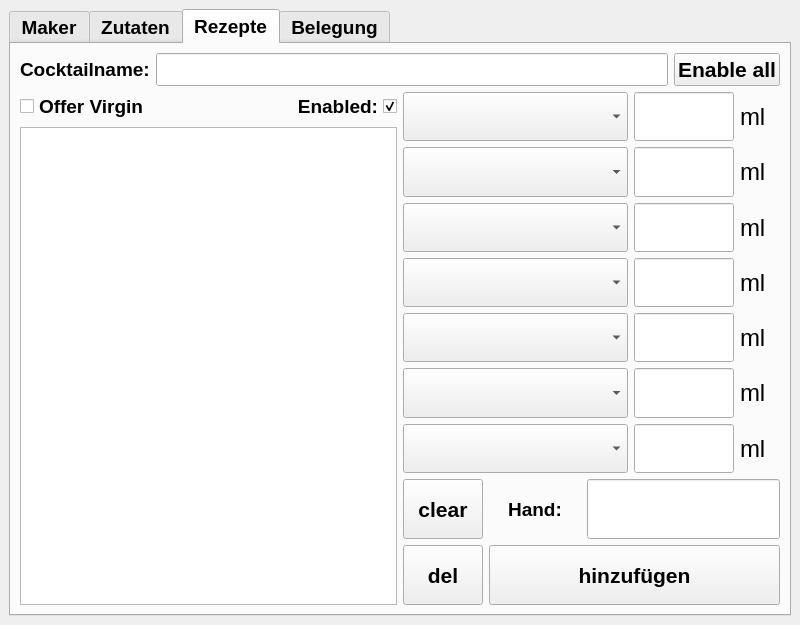
The window that src/ui_elements/cocktailmanager.ui (AndreWohnsland/CocktailBerry) describes before a commit, drawn with Qt 5.
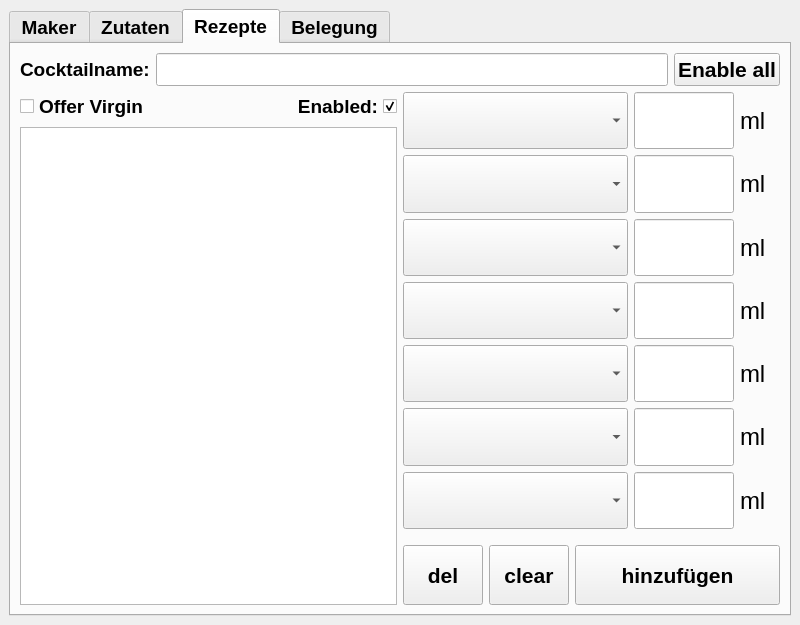
The same window after the commit. The open tabs and pages were chosen to show the change. Custom widgets are drawn as their Qt base class.

Commit message: Made virgin checkbox bigger

The edit to the form file:
```diff
--- a/src/ui_elements/cocktailmanager.ui
+++ b/src/ui_elements/cocktailmanager.ui
@@ -2054,35 +2054,6 @@
               </item>
               <item>
                <layout class="QGridLayout" name="gridLayout_7">
-                <item row="1" column="0">
-                 <widget class="QPushButton" name="PBclear">
-                  <property name="minimumSize">
-                   <size>
-                    <width>0</width>
-                    <height>40</height>
-                   </size>
-                  </property>
-                  <property name="maximumSize">
-                   <size>
-                    <width>80</width>
-                    <height>60</height>
-                   </size>
-                  </property>
-                  <property name="font">
-                   <font>
-                    <pointsize>16</pointsize>
-                    <weight>75</weight>
-                    <bold>true</bold>
-                   </font>
-                  </property>
-                  <property name="text">
-                   <string>clear</string>
-                  </property>
-                  <property name="cssClass" stdset="0">
-                   <string>neutral btn-inverted</string>
-                  </property>
-                 </widget>
-                </item>
                 <item row="2" column="0">
                  <widget class="QPushButton" name="PBdelete">
                   <property name="minimumSize">
@@ -2112,52 +2083,7 @@
                   </property>
                  </widget>
                 </item>
-                <item row="1" column="2" colspan="2">
-                 <widget class="ClickableLineEdit" name="LEKommentar">
-                  <property name="minimumSize">
-                   <size>
-                    <width>0</width>
-                    <height>40</height>
-                   </size>
-                  </property>
-                  <property name="maximumSize">
-                   <size>
-                    <width>16777215</width>
-                    <height>70</height>
-                   </size>
-                  </property>
-                  <property name="cssClass" stdset="0">
-                   <string>bold</string>
-                  </property>
-                 </widget>
-                </item>
-                <item row="1" column="1">
-                 <widget class="QLabel" name="LRHandAdd">
-                  <property name="maximumSize">
-                   <size>
-                    <width>100</width>
-                    <height>70</height>
-                   </size>
-                  </property>
-                  <property name="font">
-                   <font>
-                    <pointsize>14</pointsize>
-                    <weight>75</weight>
-                    <bold>true</bold>
-                   </font>
-                  </property>
-                  <property name="text">
-                   <string>Hand:</string>
-                  </property>
-                  <property name="alignment">
-                   <set>Qt::AlignCenter</set>
-                  </property>
-                  <property name="cssClass" stdset="0">
-                   <string>secondary</string>
-                  </property>
-                 </widget>
-                </item>
-                <item row="2" column="1" colspan="3">
+                <item row="2" column="2" colspan="2">
                  <widget class="QPushButton" name="PBRezepthinzu">
                   <property name="minimumSize">
                    <size>
@@ -2186,6 +2112,51 @@
                   </property>
                  </widget>
                 </item>
+                <item row="2" column="1">
+                 <widget class="QPushButton" name="PBclear">
+                  <property name="minimumSize">
+                   <size>
+                    <width>0</width>
+                    <height>40</height>
+                   </size>
+                  </property>
+                  <property name="maximumSize">
+                   <size>
+                    <width>80</width>
+                    <height>60</height>
+                   </size>
+                  </property>
+                  <property name="font">
+                   <font>
+                    <pointsize>16</pointsize>
+                    <weight>75</weight>
+                    <bold>true</bold>
+                   </font>
+                  </property>
+                  <property name="text">
+                   <string>clear</string>
+                  </property>
+                  <property name="cssClass" stdset="0">
+                   <string>neutral btn-inverted</string>
+                  </property>
+                 </widget>
+                </item>
+                <item row="0" column="2">
+                 <spacer name="verticalSpacer_3">
+                  <property name="orientation">
+                   <enum>Qt::Vertical</enum>
+                  </property>
+                  <property name="sizeType">
+                   <enum>QSizePolicy::Fixed</enum>
+                  </property>
+                  <property name="sizeHint" stdset="0">
+                   <size>
+                    <width>20</width>
+                    <height>10</height>
+                   </size>
+                  </property>
+                 </spacer>
+                </item>
                </layout>
               </item>
              </layout>
```
Left out of the diff: 332 changed lines with no effect on the pictures. The commit also changes 6 other files.
